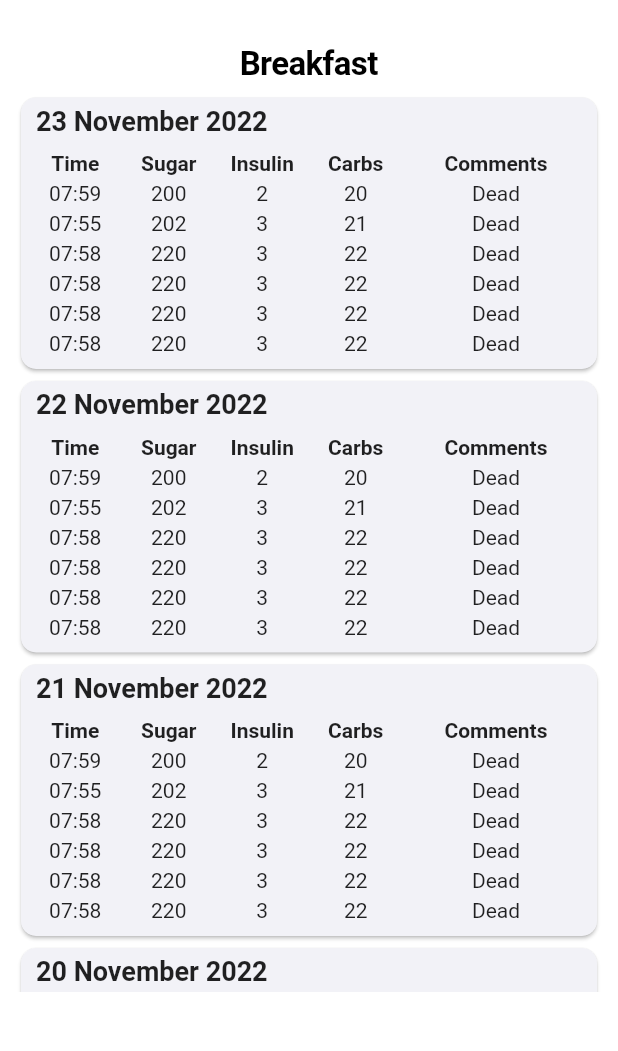
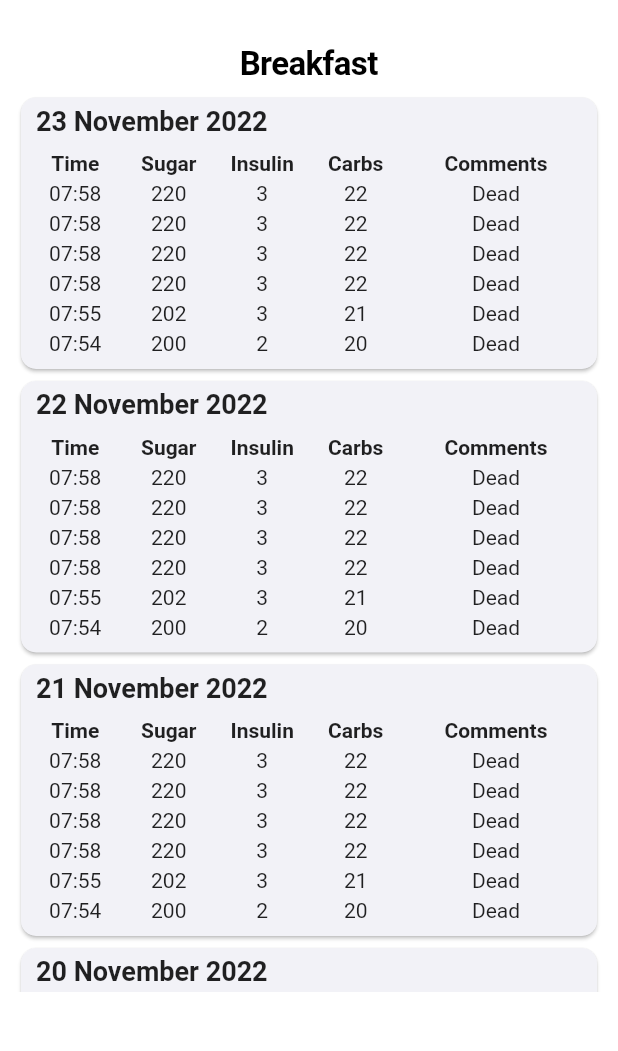
Before and after one commit to NabeelAzuhar/Diabetter, a Flutter app: the screen it shows after launch, on a phone screen of 412 x 824 dp, the part 51-1102 px from its top. Run offline on Flutter 3.47's test engine with Material 2 defaults, Android fonts, the phone set to English and light mode, and no system bars.

Commit message:
Reversed display data on breakfast

```diff
--- a/ioana_die/lib/breakfast.dart
+++ b/ioana_die/lib/breakfast.dart
@@ -190,7 +190,7 @@ Card dataCard(String date, List<String> dateData) {
   String cardDate = '$day $month $year';
 
   // Finding number of entries for each date
-  double totalEntries = (dateData.length / 5);
+  int totalEntries = dateData.length ~/ 5;
 
   // Creating a card
   return Card(
@@ -221,7 +221,7 @@ Card dataCard(String date, List<String> dateData) {
               // Column Headers
               columnHeaders(),
               // Filling card with formatted user data
-              for (var entry = 0; entry < totalEntries; entry++)
+              for (var entry = totalEntries - 1; entry >= 0; entry--)
                 userDataColumns(
                     dateData[(entry * 5)],
                     dateData[(entry * 5) + 1],
--- a/ioana_die/lib/user_data.dart
+++ b/ioana_die/lib/user_data.dart
@@ -2,10 +2,10 @@ class UserData {
 
   static final Map<String, List<String>> userData = {
     '19112022' : ['07:59', '200', '2', '20', 'Dead'],
-    '20112022' : ['07:59', '200', '2', '20', 'Dead', '07:55', '202', '3', '21', 'Dead', '07:58', '220', '3', '22', 'Dead'],
-    '21112022' : ['07:59', '200', '2', '20', 'Dead', '07:55', '202', '3', '21', 'Dead', '07:58', '220', '3', '22', 'Dead', '07:58', '220', '3', '22', 'Dead', '07:58', '220', '3', '22', 'Dead', '07:58', '220', '3', '22', 'Dead'],
-    '22112022' : ['07:59', '200', '2', '20', 'Dead', '07:55', '202', '3', '21', 'Dead', '07:58', '220', '3', '22', 'Dead', '07:58', '220', '3', '22', 'Dead', '07:58', '220', '3', '22', 'Dead', '07:58', '220', '3', '22', 'Dead'],
-    '23112022' : ['07:59', '200', '2', '20', 'Dead', '07:55', '202', '3', '21', 'Dead', '07:58', '220', '3', '22', 'Dead', '07:58', '220', '3', '22', 'Dead', '07:58', '220', '3', '22', 'Dead', '07:58', '220', '3', '22', 'Dead'],
+    '20112022' : ['07:54', '200', '2', '20', 'Dead', '07:55', '202', '3', '21', 'Dead', '07:58', '220', '3', '22', 'Dead'],
+    '21112022' : ['07:54', '200', '2', '20', 'Dead', '07:55', '202', '3', '21', 'Dead', '07:58', '220', '3', '22', 'Dead', '07:58', '220', '3', '22', 'Dead', '07:58', '220', '3', '22', 'Dead', '07:58', '220', '3', '22', 'Dead'],
+    '22112022' : ['07:54', '200', '2', '20', 'Dead', '07:55', '202', '3', '21', 'Dead', '07:58', '220', '3', '22', 'Dead', '07:58', '220', '3', '22', 'Dead', '07:58', '220', '3', '22', 'Dead', '07:58', '220', '3', '22', 'Dead'],
+    '23112022' : ['07:54', '200', '2', '20', 'Dead', '07:55', '202', '3', '21', 'Dead', '07:58', '220', '3', '22', 'Dead', '07:58', '220', '3', '22', 'Dead', '07:58', '220', '3', '22', 'Dead', '07:58', '220', '3', '22', 'Dead'],
   };
 
 }
```
